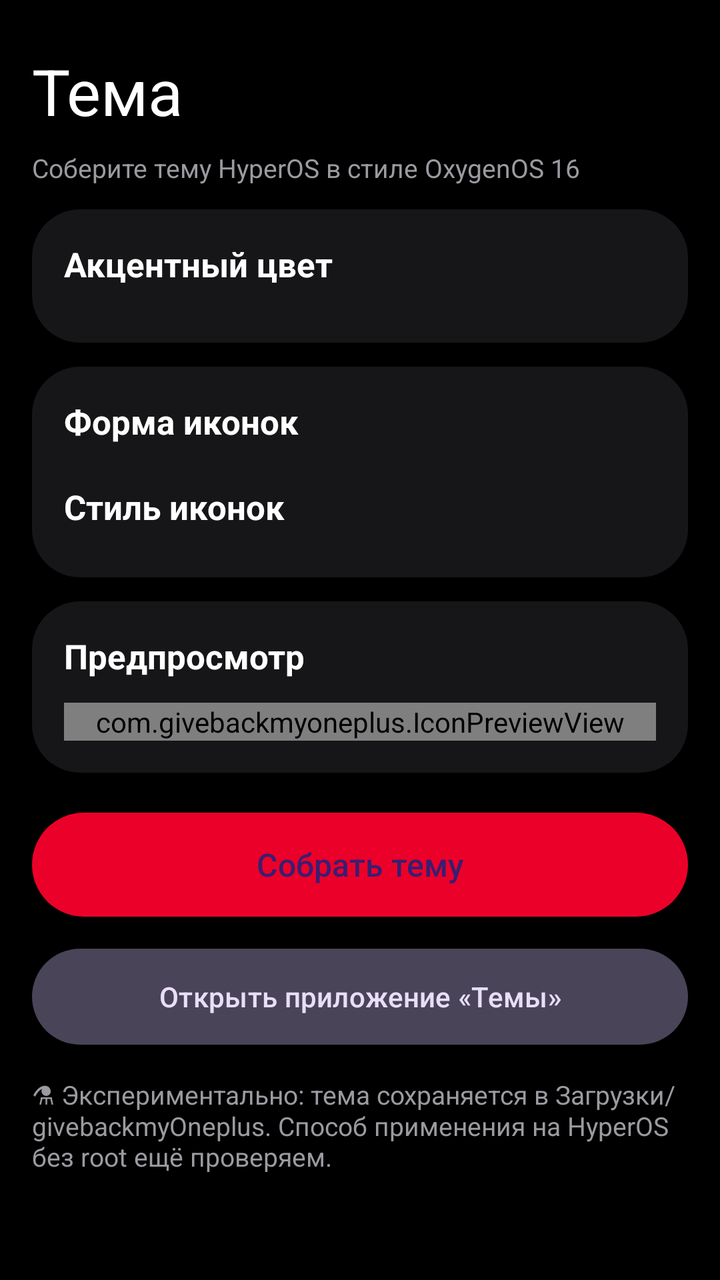
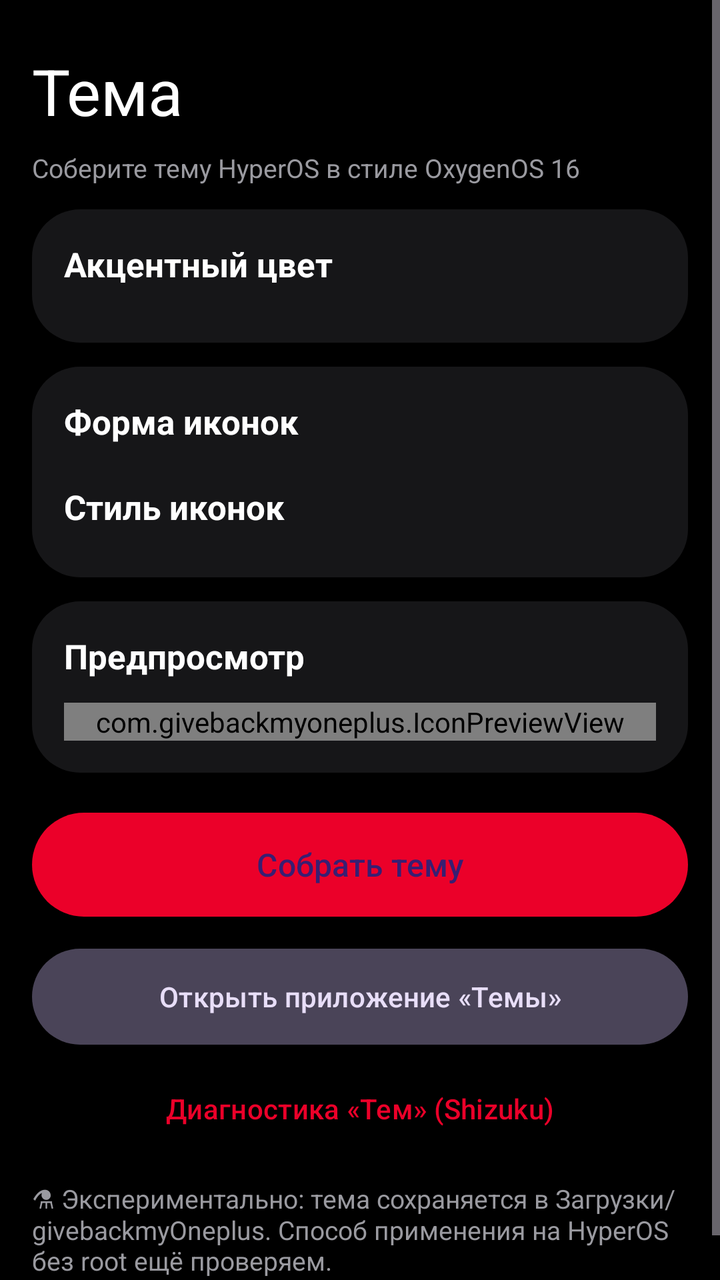

An Android layout rendered at two revisions. The XML below is the earlier revision; the diff shows what the commit changed to produce the second picture.
<!-- AndroidManifest.xml: application theme Theme.Gbmo -->
<!-- res/layout/section_theme.xml -->
<?xml version="1.0" encoding="utf-8"?>
<ScrollView xmlns:android="http://schemas.android.com/apk/res/android"
    android:id="@+id/sectionTheme"
    android:layout_width="match_parent"
    android:layout_height="match_parent">

    <LinearLayout
        android:layout_width="match_parent"
        android:layout_height="wrap_content"
        android:orientation="vertical"
        android:paddingHorizontal="16dp"
        android:paddingBottom="24dp">

        <TextView style="@style/Gbmo.Title" android:text="Тема" />
        <TextView style="@style/Gbmo.Hint" android:text="Соберите тему HyperOS в стиле OxygenOS 16" />

        <LinearLayout style="@style/Gbmo.Card">
            <TextView style="@style/Gbmo.CardTitle" android:text="Акцентный цвет" />
            <HorizontalScrollView
                android:layout_width="match_parent"
                android:layout_height="wrap_content"
                android:layout_marginTop="12dp"
                android:scrollbars="none">
                <LinearLayout
                    android:id="@+id/swatches"
                    android:layout_width="wrap_content"
                    android:layout_height="wrap_content"
                    android:orientation="horizontal" />
            </HorizontalScrollView>
        </LinearLayout>

        <LinearLayout style="@style/Gbmo.Card">
            <TextView style="@style/Gbmo.CardTitle" android:text="Форма иконок" />
            <com.google.android.material.chip.ChipGroup
                android:id="@+id/shapeGroup"
                android:layout_width="match_parent"
                android:layout_height="wrap_content"
                android:layout_marginTop="8dp"
                app:selectionRequired="true"
                app:singleSelection="true"
                xmlns:app="http://schemas.android.com/apk/res-auto" />

            <TextView
                style="@style/Gbmo.CardTitle"
                android:layout_marginTop="12dp"
                android:text="Стиль иконок" />
            <com.google.android.material.chip.ChipGroup
                android:id="@+id/styleGroup"
                android:layout_width="match_parent"
                android:layout_height="wrap_content"
                android:layout_marginTop="8dp"
                app:selectionRequired="true"
                app:singleSelection="true"
                xmlns:app="http://schemas.android.com/apk/res-auto" />
        </LinearLayout>

        <LinearLayout style="@style/Gbmo.Card">
            <TextView style="@style/Gbmo.CardTitle" android:text="Предпросмотр" />
            <com.givebackmyoneplus.IconPreviewView
                android:id="@+id/preview"
                android:layout_width="match_parent"
                android:layout_height="wrap_content"
                android:layout_marginTop="12dp" />
        </LinearLayout>

        <com.google.android.material.button.MaterialButton
            android:id="@+id/btnBuild"
            android:layout_width="match_parent"
            android:layout_height="60dp"
            android:layout_marginTop="16dp"
            android:text="Собрать тему"
            android:textSize="16sp"
            app:cornerRadius="30dp"
            xmlns:app="http://schemas.android.com/apk/res-auto" />

        <com.google.android.material.button.MaterialButton
            android:id="@+id/btnOpenThemes"
            style="@style/Widget.Material3.Button.TonalButton"
            android:layout_width="match_parent"
            android:layout_height="56dp"
            android:layout_marginTop="8dp"
            android:text="Открыть приложение «Темы»"
            app:cornerRadius="28dp"
            xmlns:app="http://schemas.android.com/apk/res-auto" />

        <TextView
            android:id="@+id/themeStatus"
            style="@style/Gbmo.Hint"
            android:layout_marginTop="12dp"
            android:text="⚗ Экспериментально: тема сохраняется в Загрузки/givebackmyOneplus. Способ применения на HyperOS без root ещё проверяем." />
    </LinearLayout>
</ScrollView>
<!-- resources referenced by this layout -->
<resources>
  <style name="Gbmo.Card" parent="">
          <item name="android:layout_width">match_parent</item>
          <item name="android:layout_height">wrap_content</item>
          <item name="android:layout_marginTop">12dp</item>
          <item name="android:background">@drawable/bg_card</item>
          <item name="android:orientation">vertical</item>
          <item name="android:padding">16dp</item>
      </style>
  <style name="Gbmo.CardTitle" parent="">
          <item name="android:layout_width">match_parent</item>
          <item name="android:layout_height">wrap_content</item>
          <item name="android:textColor">@color/text</item>
          <item name="android:textSize">17sp</item>
          <item name="android:textStyle">bold</item>
      </style>
  <style name="Gbmo.Hint" parent="">
          <item name="android:layout_width">match_parent</item>
          <item name="android:layout_height">wrap_content</item>
          <item name="android:textColor">@color/text_secondary</item>
          <item name="android:textSize">13sp</item>
          <item name="android:layout_marginTop">4dp</item>
      </style>
  <style name="Gbmo.Title" parent="">
          <item name="android:layout_width">match_parent</item>
          <item name="android:layout_height">wrap_content</item>
          <item name="android:textColor">@color/text</item>
          <item name="android:textSize">32sp</item>
          <item name="android:layout_marginTop">24dp</item>
          <item name="android:layout_marginBottom">4dp</item>
      </style>
  <style name="Theme.Gbmo" parent="Theme.Material3.Dark.NoActionBar">
          <item name="colorPrimary">@color/accent</item>
          <item name="colorSecondary">@color/accent</item>
          <item name="android:colorBackground">@color/bg</item>
          <item name="android:windowBackground">@color/bg</item>
          <item name="android:statusBarColor">@color/bg</item>
          <item name="android:navigationBarColor">@color/surface</item>
      </style>
  <!-- drawable bg_card (drawable) -->
  <shape xmlns:android="http://schemas.android.com/apk/res/android">
      <solid android:color="@color/surface" />
      <corners android:radius="24dp" />
  </shape>
  <color name="text">#FFFFFF</color>
  <color name="text_secondary">#9A9AA0</color>
  <color name="accent">#EB0029</color>
  <color name="bg">#000000</color>
  <color name="surface">#161618</color>
</resources>

<!-- the commit's change to res/layout/section_theme.xml (unified diff, before → after) -->
@@ -83,6 +83,14 @@
             app:cornerRadius="28dp"
             xmlns:app="http://schemas.android.com/apk/res-auto" />
 
+        <com.google.android.material.button.MaterialButton
+            android:id="@+id/btnThemeDiag"
+            style="@style/Widget.Material3.Button.TextButton"
+            android:layout_width="match_parent"
+            android:layout_height="wrap_content"
+            android:layout_marginTop="4dp"
+            android:text="Диагностика «Тем» (Shizuku)" />
+
         <TextView
             android:id="@+id/themeStatus"
             style="@style/Gbmo.Hint"
